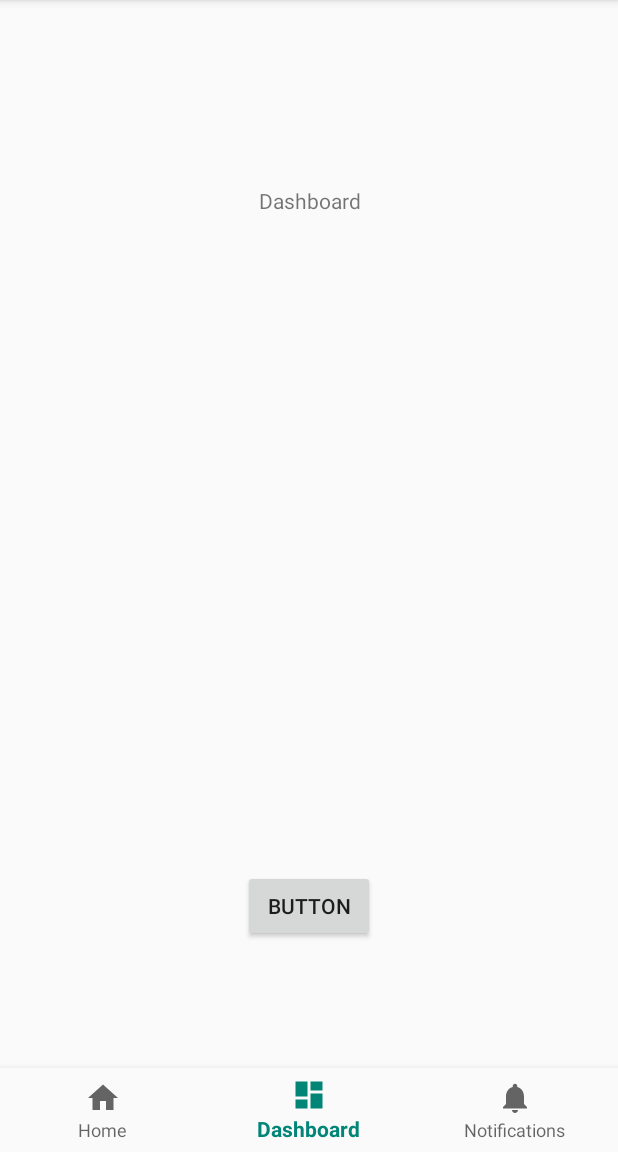
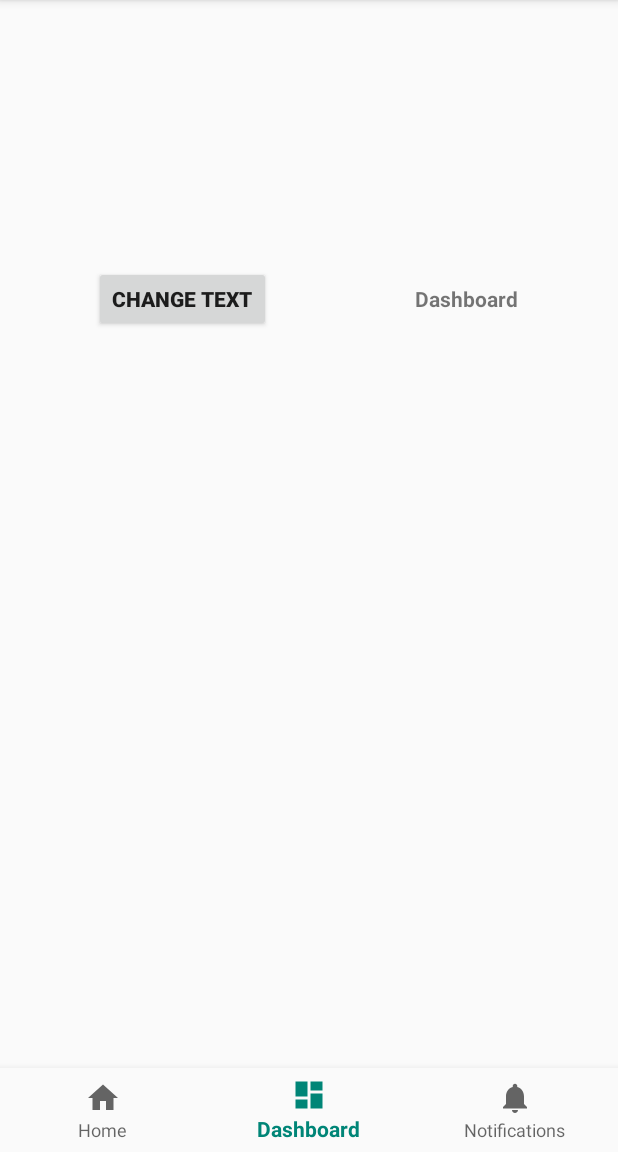
Before and after one commit to Masumi-M/Kotlin_Tutorial, an Android app: the screen it shows after launch (MainActivity), item 2 of the bottom bar chosen, on a phone screen of 412 x 824 dp, the part 84-1236 px from its top. Run offline under Robolectric (Android 15) with nearby library versions, the phone set to English and light mode, and no system bars.

Commit message:
Edit: Step1

```diff
--- a/app/src/main/java/com/sample/umimori/samplekotlin/MainActivity.kt
+++ b/app/src/main/java/com/sample/umimori/samplekotlin/MainActivity.kt
@@ -12,15 +12,15 @@ class MainActivity : AppCompatActivity() {
     private val mOnNavigationItemSelectedListener = BottomNavigationView.OnNavigationItemSelectedListener { item ->
         when (item.itemId) {
             R.id.navigation_home -> {
-                message.setText(R.string.title_home)
+                change_text.setText(R.string.title_home)
                 return@OnNavigationItemSelectedListener true
             }
             R.id.navigation_dashboard -> {
-                message.setText(R.string.title_dashboard)
+                change_text.setText(R.string.title_dashboard)
                 return@OnNavigationItemSelectedListener true
             }
             R.id.navigation_notifications -> {
-                message.setText(R.string.title_notifications)
+                change_text.setText(R.string.title_notifications)
                 return@OnNavigationItemSelectedListener true
             }
         }
@@ -34,8 +34,8 @@ class MainActivity : AppCompatActivity() {
         navigation.setOnNavigationItemSelectedListener(mOnNavigationItemSelectedListener)
 
         // Change the text of textView when the button pressed
-        val textView = findViewById<TextView>(R.id.message) as TextView
-        val button = findViewById<Button>(R.id.button) as Button
+        val textView = findViewById<TextView>(R.id.change_text) as TextView
+        val button = findViewById<Button>(R.id.change_button) as Button
 
         textView.text = "Before"
         button.setOnClickListener{ v->
--- a/app/src/main/res/layout/activity_main.xml
+++ b/app/src/main/res/layout/activity_main.xml
@@ -9,14 +9,14 @@
         tools:context=".MainActivity">
 
     <TextView
-            android:id="@+id/message"
-            android:layout_height="wrap_content"
+            android:id="@+id/change_text"
+            android:layout_height="41dp"
             android:text="@string/title_home"
-            android:layout_width="wrap_content" app:layout_constraintTop_toTopOf="parent"
-            android:layout_marginTop="124dp"
-            app:layout_constraintStart_toStartOf="parent" android:layout_marginLeft="162dp"
-            android:layout_marginStart="162dp" app:layout_constraintEnd_toEndOf="parent"
-            android:layout_marginEnd="161dp" android:layout_marginRight="161dp"/>
+            android:layout_width="146dp"
+            android:textStyle="bold"
+            android:gravity="center" app:layout_constraintTop_toTopOf="@+id/change_button"
+            app:layout_constraintBottom_toBottomOf="@+id/change_button" app:layout_constraintEnd_toEndOf="parent"
+            android:layout_marginEnd="28dp" android:layout_marginRight="28dp"/>
 
     <android.support.design.widget.BottomNavigationView
             android:id="@+id/navigation"
@@ -30,14 +30,15 @@
             app:layout_constraintRight_toRightOf="parent"
             app:menu="@menu/navigation"/>
     <Button
-            android:text="Button"
-            android:layout_width="88dp"
-            android:layout_height="wrap_content"
-            android:id="@+id/button"
-            android:layout_marginBottom="84dp"
-            app:layout_constraintBottom_toTopOf="@+id/navigation" app:layout_constraintStart_toStartOf="parent"
-            android:layout_marginLeft="148dp" android:layout_marginStart="148dp"
-            app:layout_constraintEnd_toEndOf="parent" android:layout_marginEnd="148dp"
-            android:layout_marginRight="148dp"/>
+            android:text="Change Text"
+            android:layout_height="44dp"
+            android:id="@+id/change_button"
+            android:textStyle="bold"
+            android:textAllCaps="true" app:layout_constraintEnd_toStartOf="@+id/change_text"
+            android:layout_marginEnd="11dp" android:layout_marginRight="11dp"
+            app:layout_constraintStart_toStartOf="parent" android:layout_marginLeft="16dp"
+            android:layout_marginStart="16dp" android:layout_marginTop="14dp"
+            app:layout_constraintTop_toTopOf="parent" android:layout_marginBottom="327dp"
+            app:layout_constraintBottom_toTopOf="@+id/navigation" android:layout_width="wrap_content"/>
 
 </android.support.constraint.ConstraintLayout>
```
